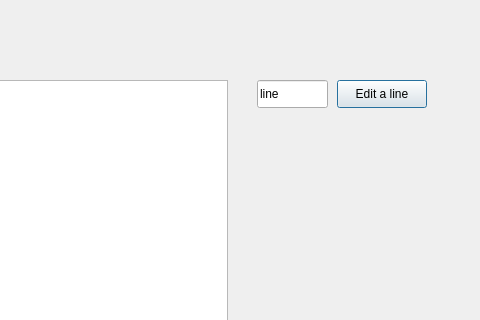
The window that table_ui.ui (tlsLizard/collector) describes before a commit, drawn with Qt 5; both pictures show x 823 to 1303 and y 0 to 320 of the 1303 by 672 pixel window.
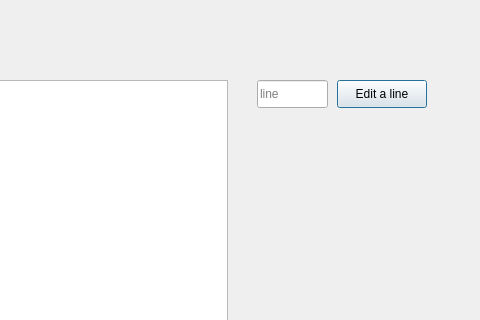
The same window after the commit.

The edit to the form file:
```diff
--- a/table_ui.ui
+++ b/table_ui.ui
@@ -52,6 +52,9 @@
     </rect>
    </property>
    <property name="text">
+    <string/>
+   </property>
+   <property name="placeholderText">
     <string>line</string>
    </property>
   </widget>
```
